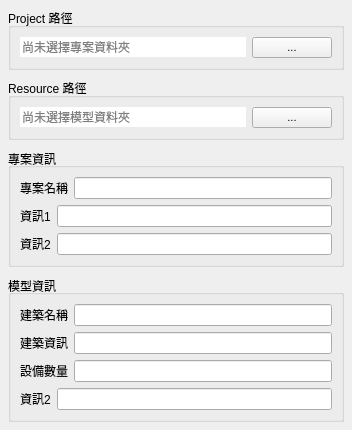
wolfuardian/karnak, file python/eil/tool/karnak/ui/frame/project.ui: the form before one commit.
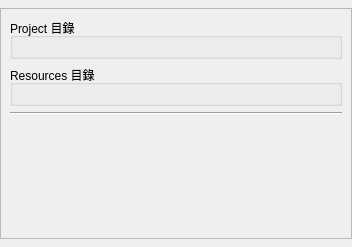
The form after the commit.

Commit message: 新增讀取 Resources 列表的功能 優化界面

```diff
--- a/python/eil/tool/karnak/ui/frame/project.ui
+++ b/python/eil/tool/karnak/ui/frame/project.ui
@@ -7,11 +7,11 @@
     <x>0</x>
     <y>0</y>
     <width>352</width>
-    <height>410</height>
+    <height>247</height>
    </rect>
   </property>
   <property name="sizePolicy">
-   <sizepolicy hsizetype="Preferred" vsizetype="Maximum">
+   <sizepolicy hsizetype="Preferred" vsizetype="Expanding">
     <horstretch>0</horstretch>
     <verstretch>0</verstretch>
    </sizepolicy>
@@ -20,38 +20,45 @@
    <string>Form</string>
   </property>
   <layout class="QVBoxLayout" name="verticalLayout">
-   <property name="spacing">
-    <number>0</number>
-   </property>
    <property name="leftMargin">
     <number>0</number>
    </property>
    <property name="topMargin">
-    <number>0</number>
+    <number>8</number>
    </property>
    <property name="rightMargin">
     <number>0</number>
    </property>
    <property name="bottomMargin">
-    <number>0</number>
+    <number>8</number>
    </property>
    <item>
-    <layout class="QVBoxLayout" name="verticalLayout_2">
-     <property name="spacing">
-      <number>8</number>
+    <widget class="QScrollArea" name="scrollArea">
+     <property name="sizePolicy">
+      <sizepolicy hsizetype="Expanding" vsizetype="MinimumExpanding">
+       <horstretch>0</horstretch>
+       <verstretch>0</verstretch>
+      </sizepolicy>
      </property>
-     <property name="leftMargin">
-      <number>8</number>
+     <property name="minimumSize">
+      <size>
+       <width>0</width>
+       <height>32</height>
+      </size>
      </property>
-     <property name="topMargin">
-      <number>8</number>
+     <property name="widgetResizable">
+      <bool>true</bool>
      </property>
-     <property name="rightMargin">
-      <number>8</number>
-     </property>
-     <property name="bottomMargin">
-      <number>8</number>
-     </property>
+     <widget class="QWidget" name="scrollAreaWidgetContents">
+      <property name="geometry">
+       <rect>
+        <x>0</x>
+        <y>0</y>
+        <width>350</width>
+        <height>229</height>
+       </rect>
+      </property>
+      <layout class="QVBoxLayout" name="verticalLayout_5">
      <item>
       <widget class="QGroupBox" name="groupBox_2">
        <property name="maximumSize">
@@ -61,46 +68,14 @@
         </size>
        </property>
        <property name="title">
-        <string>Project 路徑</string>
+          <string>Project 目錄</string>
        </property>
        <property name="flat">
         <bool>false</bool>
        </property>
        <layout class="QVBoxLayout" name="verticalLayout_3">
         <item>
-         <layout class="QHBoxLayout" name="horizontalLayout_3">
-          <item>
-           <widget class="QLineEdit" name="lineEdit_2">
-            <property name="frame">
-             <bool>false</bool>
-            </property>
-            <property name="readOnly">
-             <bool>true</bool>
-            </property>
-            <property name="placeholderText">
-             <string>尚未選擇專案資料夾</string>
-            </property>
-           </widget>
-          </item>
-          <item>
-           <widget class="QPushButton" name="pushButton">
-            <property name="font">
-             <font>
-              <pointsize>8</pointsize>
-             </font>
-            </property>
-            <property name="toolTip">
-             <string/>
-            </property>
-            <property name="text">
-             <string>...</string>
-            </property>
-            <property name="flat">
-             <bool>false</bool>
-            </property>
-           </widget>
-          </item>
-         </layout>
+           <layout class="QHBoxLayout" name="project_path_layout"/>
         </item>
        </layout>
       </widget>
@@ -114,177 +89,30 @@
         </size>
        </property>
        <property name="title">
-        <string>Resource 路徑</string>
+          <string>Resources 目錄</string>
        </property>
        <property name="flat">
         <bool>false</bool>
        </property>
        <layout class="QVBoxLayout" name="verticalLayout_7">
         <item>
-         <layout class="QHBoxLayout" name="horizontalLayout_11">
-          <item>
-           <widget class="QLineEdit" name="lineEdit_9">
-            <property name="frame">
-             <bool>false</bool>
-            </property>
-            <property name="readOnly">
-             <bool>true</bool>
-            </property>
-            <property name="placeholderText">
-             <string>尚未選擇模型資料夾</string>
-            </property>
-           </widget>
+           <layout class="QHBoxLayout" name="resources_path_layout"/>
           </item>
-          <item>
-           <widget class="QPushButton" name="pushButton_3">
-            <property name="font">
-             <font>
-              <pointsize>8</pointsize>
-             </font>
-            </property>
-            <property name="toolTip">
-             <string/>
-            </property>
-            <property name="text">
-             <string>...</string>
-            </property>
-            <property name="flat">
-             <bool>false</bool>
-            </property>
-           </widget>
-          </item>
          </layout>
-        </item>
-       </layout>
       </widget>
      </item>
      <item>
-      <widget class="QGroupBox" name="groupBox">
-       <property name="title">
-        <string>專案資訊</string>
-       </property>
-       <property name="alignment">
-        <set>Qt::AlignJustify|Qt::AlignVCenter</set>
-       </property>
-       <property name="flat">
-        <bool>false</bool>
-       </property>
-       <layout class="QVBoxLayout" name="verticalLayout_4">
-        <item>
-         <layout class="QHBoxLayout" name="horizontalLayout">
-          <item>
-           <widget class="QLabel" name="label">
-            <property name="text">
-             <string>專案名稱</string>
-            </property>
+        <widget class="Line" name="line">
+         <property name="orientation">
+          <enum>Qt::Horizontal</enum>
+         </property>
            </widget>
           </item>
           <item>
-           <widget class="QLineEdit" name="lineEdit"/>
-          </item>
-         </layout>
-        </item>
+        <layout class="QHBoxLayout" name="project_name_layout"/>
+       </item>
         <item>
-         <layout class="QHBoxLayout" name="horizontalLayout_4">
-          <item>
-           <widget class="QLabel" name="label_2">
-            <property name="text">
-             <string>資訊1</string>
-            </property>
-           </widget>
-          </item>
-          <item>
-           <widget class="QLineEdit" name="lineEdit_4"/>
-          </item>
-         </layout>
-        </item>
-        <item>
-         <layout class="QHBoxLayout" name="horizontalLayout_5">
-          <item>
-           <widget class="QLabel" name="label_3">
-            <property name="text">
-             <string>資訊2</string>
-            </property>
-           </widget>
-          </item>
-          <item>
-           <widget class="QLineEdit" name="lineEdit_5"/>
-          </item>
-         </layout>
-        </item>
-       </layout>
-      </widget>
-     </item>
-     <item>
-      <widget class="QGroupBox" name="groupBox_4">
-       <property name="title">
-        <string>模型資訊</string>
-       </property>
-       <property name="alignment">
-        <set>Qt::AlignJustify|Qt::AlignVCenter</set>
-       </property>
-       <property name="flat">
-        <bool>false</bool>
-       </property>
-       <layout class="QVBoxLayout" name="verticalLayout_8">
-        <item>
-         <layout class="QHBoxLayout" name="horizontalLayout_6">
-          <item>
-           <widget class="QLabel" name="label_4">
-            <property name="text">
-             <string>建築名稱</string>
-            </property>
-           </widget>
-          </item>
-          <item>
-           <widget class="QLineEdit" name="lineEdit_6"/>
-          </item>
-         </layout>
-        </item>
-        <item>
-         <layout class="QHBoxLayout" name="horizontalLayout_7">
-          <item>
-           <widget class="QLabel" name="label_5">
-            <property name="text">
-             <string>建築資訊</string>
-            </property>
-           </widget>
-          </item>
-          <item>
-           <widget class="QLineEdit" name="lineEdit_7"/>
-          </item>
-         </layout>
-        </item>
-        <item>
-         <layout class="QHBoxLayout" name="horizontalLayout_8">
-          <item>
-           <widget class="QLabel" name="label_6">
-            <property name="text">
-             <string>設備數量</string>
-            </property>
-           </widget>
-          </item>
-          <item>
-           <widget class="QLineEdit" name="lineEdit_8"/>
-          </item>
-         </layout>
-        </item>
-        <item>
-         <layout class="QHBoxLayout" name="horizontalLayout_10">
-          <item>
-           <widget class="QLabel" name="label_7">
-            <property name="text">
-             <string>資訊2</string>
-            </property>
-           </widget>
-          </item>
-          <item>
-           <widget class="QLineEdit" name="lineEdit_10"/>
-          </item>
-         </layout>
-        </item>
-       </layout>
-      </widget>
+        <layout class="QHBoxLayout" name="resources_name_layout"/>
      </item>
      <item>
       <spacer name="verticalSpacer">
@@ -300,6 +128,8 @@
       </spacer>
      </item>
     </layout>
+     </widget>
+    </widget>
    </item>
   </layout>
  </widget>
```
Left out of the diff: 4 changed lines with no effect on the pictures. Lines whose indentation alone changed are shown as unchanged. The commit also changes 14 other files.
